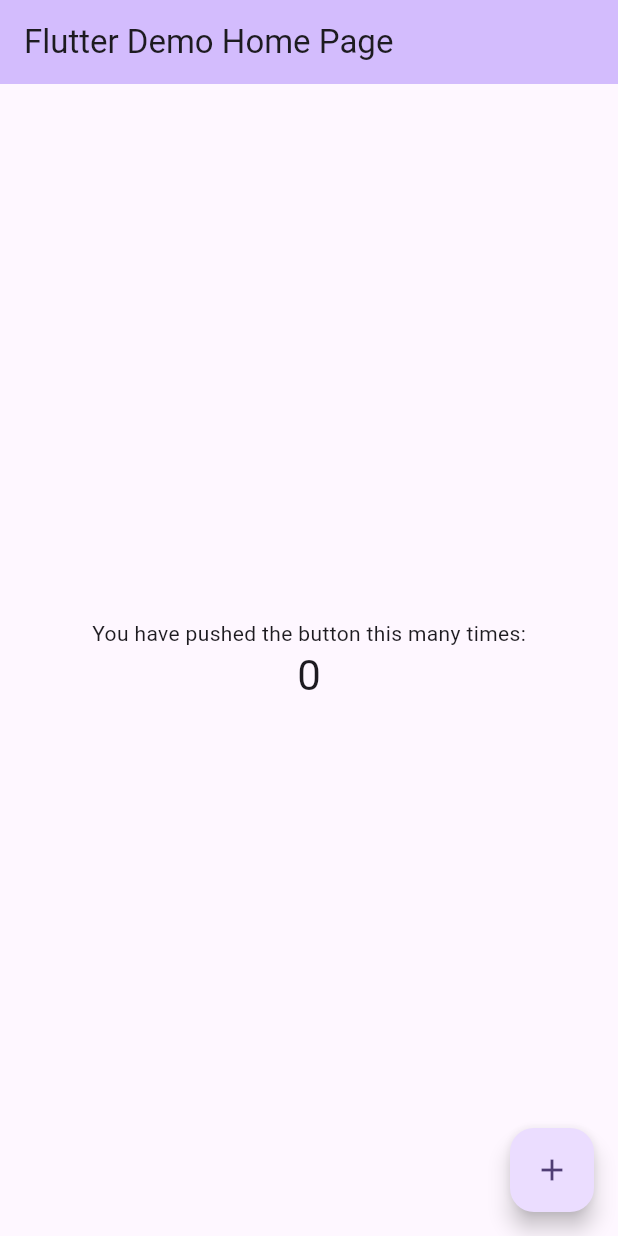
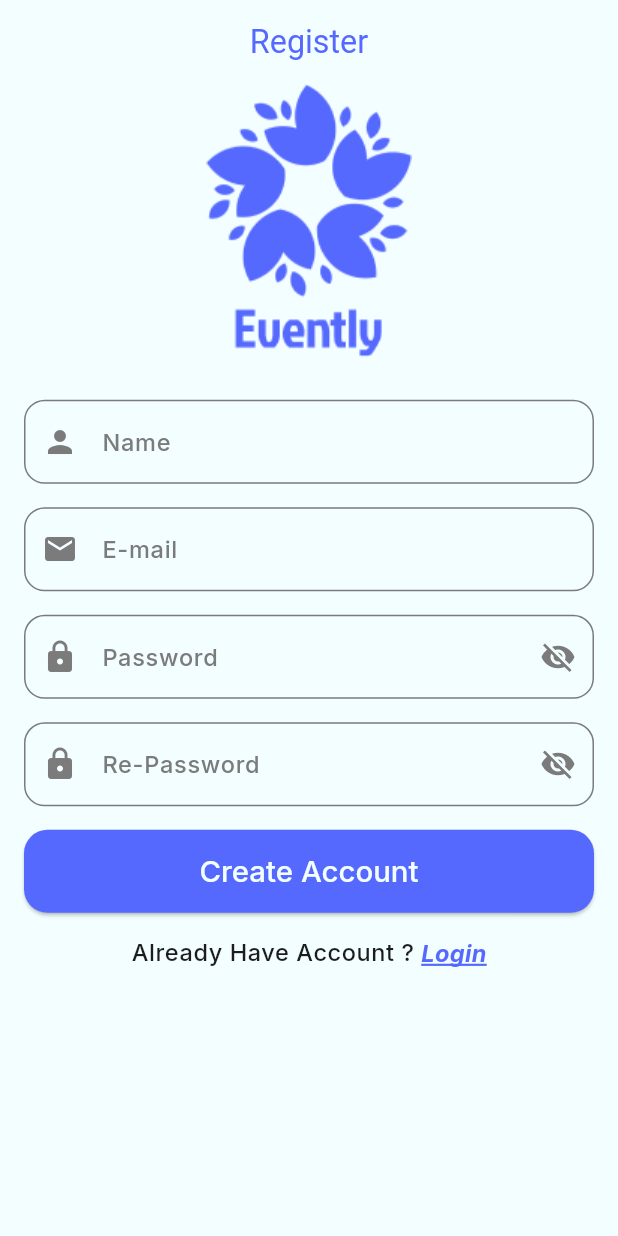
Before and after one commit to muhammedSaadX1/Evently-C16-Sun-Online, a Flutter app: the screen it shows after launch, on a phone screen of 412 x 824 dp. Run offline on Flutter 3.47's test engine with Material 3 defaults, Android fonts, the phone set to English and light mode, and no system bars; our stand-ins replace flutter_screenutil, google_fonts.

Commit message:
finished register ui

```diff
--- /dev/null
+++ b/lib/config/theme/theme_manager.dart
@@ -0,0 +1,58 @@
+import 'package:evently_sun_online/core/resources/colors_manager.dart';
+import 'package:flutter/material.dart';
+import 'package:flutter_screenutil/flutter_screenutil.dart';
+import 'package:google_fonts/google_fonts.dart';
+
+class ThemeManager{
+  static final ThemeData light = ThemeData(
+    appBarTheme: AppBarTheme(
+      backgroundColor: ColorsManager.whiteBlue,
+      foregroundColor: ColorsManager.blue,
+      centerTitle: true,
+      titleTextStyle: GoogleFonts.roboto(fontWeight: FontWeight.w400, color: ColorsManager.blue,fontSize:  22.sp)
+    ),
+    scaffoldBackgroundColor: ColorsManager.whiteBlue,
+    inputDecorationTheme: InputDecorationTheme(
+      enabledBorder: OutlineInputBorder(
+        borderRadius: BorderRadius.circular(14.r),
+        borderSide: BorderSide(color: ColorsManager.grey, width: 1),
+      ),
+      focusedBorder: OutlineInputBorder(
+        borderRadius: BorderRadius.circular(14.r),
+        borderSide: BorderSide(color: ColorsManager.blue, width: 1),
+      ),
+      errorBorder: OutlineInputBorder(
+        borderRadius: BorderRadius.circular(14.r),
+        borderSide: BorderSide(color: ColorsManager.red, width: 1),
+      ),
+      focusedErrorBorder: OutlineInputBorder(
+        borderRadius: BorderRadius.circular(14.r),
+        borderSide: BorderSide(color: ColorsManager.red, width: 1),
+      ),
+      labelStyle: GoogleFonts.inter(
+        fontSize: 16.sp,
+        fontWeight: FontWeight.w500,
+        color: ColorsManager.grey,
+      ),
+
+      prefixIconColor: ColorsManager.grey,
+      suffixIconColor: ColorsManager.grey,
+    ),
+    elevatedButtonTheme: ElevatedButtonThemeData(
+      style: ElevatedButton.styleFrom(
+        padding: REdgeInsets.symmetric(vertical: 16),
+        shape: RoundedRectangleBorder(
+          borderRadius: BorderRadius.circular(16.r)
+        ),
+        backgroundColor: ColorsManager.blue,
+        foregroundColor: ColorsManager.whiteBlue,
+        textStyle: GoogleFonts.inter(fontSize: 20.sp, fontWeight: FontWeight.w500, color: ColorsManager.white)
+
+      )
+    ),
+    textTheme: TextTheme(
+      bodySmall: GoogleFonts.inter(fontSize: 16.sp, fontWeight: FontWeight.w500, color: ColorsManager.black)
+    )
+  );
+  static final ThemeData dark = ThemeData();
+}
--- /dev/null
+++ b/lib/core/resources/assets_manager.dart
@@ -0,0 +1,4 @@
+class ImageAssets{
+  static const String base = "assets/images/";
+  static const String eventlyLogo = "${base}evently_logo.png";
+}
--- /dev/null
+++ b/lib/core/resources/colors_manager.dart
@@ -0,0 +1,10 @@
+import 'package:flutter/material.dart';
+
+abstract class ColorsManager{
+  static const Color whiteBlue = Color(0xFFF2FEFF);
+  static const Color white = Color(0xFFFFFFFF);
+  static const Color blue = Color(0xFF5669FF);
+  static const Color red = Color(0xFFE43E2B);
+  static const Color black = Color(0xFF1C1C1C);
+  static const Color grey = Color(0xFF7B7B7B);
+}
--- /dev/null
+++ b/lib/core/routes_manager/app_routes.dart
@@ -0,0 +1,4 @@
+abstract class AppRoutes{
+  static const String login = '/login';
+  static const String register = '/register';
+}
--- /dev/null
+++ b/lib/core/routes_manager/router.dart
@@ -0,0 +1,18 @@
+import 'package:evently_sun_online/core/routes_manager/app_routes.dart';
+import 'package:evently_sun_online/features/auth/login/login.dart';
+import 'package:evently_sun_online/features/auth/register/register.dart';
+import 'package:flutter/cupertino.dart';
+import 'package:flutter/material.dart';
+
+abstract class RoutesManager{
+  static Route? router(RouteSettings settings){
+    switch(settings.name){
+      case AppRoutes.login:{
+        return CupertinoPageRoute(builder: (context)=> Login());
+      }
+      case AppRoutes.register:{
+        return CupertinoPageRoute(builder: (context)=> Register());
+      }
+    }
+  }
+}
--- /dev/null
+++ b/lib/core/widgets/custom_elevated_button.dart
@@ -0,0 +1,13 @@
+import 'package:flutter/material.dart';
+
+class CustomElevatedButton extends StatelessWidget {
+  const CustomElevatedButton({super.key, required this.text, required this.onPress});
+  final String text;
+  final VoidCallback onPress;
+
+  @override
+  Widget build(BuildContext context) {
+    return                ElevatedButton(onPressed: onPress, child: Text(text));
+
+  }
+}
--- /dev/null
+++ b/lib/core/widgets/custom_text_button.dart
@@ -0,0 +1,27 @@
+import 'package:evently_sun_online/core/resources/colors_manager.dart' show ColorsManager;
+import 'package:flutter/material.dart';
+import 'package:flutter_screenutil/flutter_screenutil.dart';
+import 'package:google_fonts/google_fonts.dart';
+
+class CustomTextButton extends StatelessWidget {
+  const CustomTextButton({super.key, required this.text, required this.onTap});
+final String text;
+final VoidCallback onTap;
+  @override
+  Widget build(BuildContext context) {
+    return  GestureDetector(
+      onTap: onTap,
+      child: Text(
+        text,
+        style: GoogleFonts.inter(
+            fontSize: 16.sp,
+            color: ColorsManager.blue,
+            fontWeight: FontWeight.bold,
+            decorationColor: ColorsManager.blue,
+            decoration: TextDecoration.underline,
+            fontStyle: FontStyle.italic
+        ),
+      ),
+    );
+  }
+}
--- /dev/null
+++ b/lib/core/widgets/custom_text_form_field.dart
@@ -0,0 +1,26 @@
+import 'package:evently_sun_online/core/resources/colors_manager.dart';
+import 'package:flutter/material.dart';
+import 'package:flutter_screenutil/flutter_screenutil.dart';
+import 'package:google_fonts/google_fonts.dart';
+
+class CustomTextFormField extends StatelessWidget {
+  const CustomTextFormField({super.key, required this.labelText,  this.prefixIcon, required this.keyboardType,  this.suffixIcon, this.isSecure = false});
+  final String labelText;
+  final IconData? prefixIcon;
+  final TextInputType keyboardType;
+  final Widget? suffixIcon;
+  final bool isSecure;
+
+  @override
+  Widget build(BuildContext context) {
+    return  TextFormField(
+      obscureText: isSecure,
+      keyboardType: keyboardType,
+      decoration: InputDecoration(
+        labelText: labelText,
+        prefixIcon:prefixIcon == null ? null : Icon(prefixIcon),
+        suffixIcon:  suffixIcon,
+      ),
+    );
+  }
+}
--- /dev/null
+++ b/lib/features/auth/login/login.dart
@@ -0,0 +1,14 @@
+import 'package:flutter/material.dart';
+
+class Login extends StatelessWidget {
+  const Login({super.key});
+  @override
+  Widget build(BuildContext context) {
+    return Scaffold(
+      backgroundColor: Colors.red,
+      appBar: AppBar(
+
+      ),
+    );
+  }
+}
--- /dev/null
+++ b/lib/features/auth/register/register.dart
@@ -0,0 +1,116 @@
+import 'package:evently_sun_online/core/resources/assets_manager.dart';
+import 'package:evently_sun_online/core/resources/colors_manager.dart';
+import 'package:evently_sun_online/core/widgets/custom_elevated_button.dart';
+import 'package:evently_sun_online/core/widgets/custom_text_form_field.dart';
+import 'package:evently_sun_online/features/auth/login/login.dart';
+import 'package:flutter/material.dart';
+import 'package:flutter_screenutil/flutter_screenutil.dart';
+import 'package:google_fonts/google_fonts.dart';
+
+class Register extends StatefulWidget {
+  const Register({super.key});
+
+  @override
+  State<Register> createState() => _RegisterState();
+}
+
+class _RegisterState extends State<Register> {
+  bool securePassword = true;
+  bool secureRePassword = true;
+  @override
+  Widget build(BuildContext context) {
+    return Scaffold(
+      resizeToAvoidBottomInset: false,
+      appBar: AppBar(title: Text("Register")),
+      body: SingleChildScrollView(
+        child: Column(
+          children: [
+            Image.asset(ImageAssets.eventlyLogo),
+
+            Padding(
+              padding:  EdgeInsets.only(left: 16, right: 16, bottom: MediaQuery.of(context).viewInsets.bottom) ,
+
+        child: Column(
+                crossAxisAlignment: CrossAxisAlignment.stretch,
+                children: [
+                  SizedBox(height: 24.h),
+                  CustomTextFormField(
+                    labelText: "Name",
+                    prefixIcon: Icons.person,
+                    keyboardType: TextInputType.name,
+                  ),
+                  SizedBox(height: 16.h),
+                  CustomTextFormField(
+                    labelText: "E-mail",
+                    prefixIcon: Icons.email,
+                    keyboardType: TextInputType.emailAddress,
+                  ),
+                  SizedBox(height: 16.h),
+                  CustomTextFormField(
+                    isSecure: securePassword,
+                    labelText: "Password",
+                    prefixIcon: Icons.lock,
+                    suffixIcon: IconButton(
+                      onPressed:_onTogglePasswordIconClicked,
+                      icon: Icon(securePassword ? Icons.visibility_off: Icons.visibility),
+                    ),
+                    keyboardType: TextInputType.visiblePassword,
+                  ),
+                  SizedBox(height: 16.h),
+                  CustomTextFormField(
+                    isSecure: secureRePassword,
+                    labelText: "Re-Password",
+                    prefixIcon: Icons.lock,
+                    suffixIcon: IconButton(
+                      onPressed: _onToggleRePasswordIconClicked,
+                      icon: Icon(secureRePassword ? Icons.visibility_off: Icons.visibility),
+                    ),
+                    keyboardType: TextInputType.visiblePassword,
+                  ),
+                  SizedBox(height: 16.h),
+                  CustomElevatedButton(text: "Create Account", onPress: () {}),
+                  SizedBox(height: 16.h),
+                  Row(
+                    mainAxisAlignment: MainAxisAlignment.center,
+                    children: [
+                      Text(
+                        "Already Have Account ? ",
+                        style: Theme.of(context).textTheme.bodySmall,
+                      ),
+                      GestureDetector(
+                        onTap: () {},
+                        child: Text(
+                          "Login",
+                          style: GoogleFonts.inter(
+                            fontSize: 16.sp,
+                            color: ColorsManager.blue,
+                            fontWeight: FontWeight.bold,
+                            decorationColor: ColorsManager.blue,
+                            decoration: TextDecoration.underline,
+                            fontStyle: FontStyle.italic
+                          ),
+                        ),
+                      ),
+                    ],
+                  ),
+                ],
+              ),
+            ),
+          ],
+        ),
+      ),
+    );
+  }
+
+
+  void _onTogglePasswordIconClicked(){
+    setState(() {
+      securePassword = !securePassword;
+    });
+  }
+  void _onToggleRePasswordIconClicked(){
+    setState(() {
+      secureRePassword = !secureRePassword;
+    });
+  }
+}
--- a/lib/main.dart
+++ b/lib/main.dart
@@ -1,122 +1,35 @@
+import 'package:evently_sun_online/config/theme/theme_manager.dart';
+import 'package:evently_sun_online/core/routes_manager/app_routes.dart';
+import 'package:evently_sun_online/core/routes_manager/router.dart';
+import 'package:evently_sun_online/features/auth/login/login.dart';
+import 'package:evently_sun_online/features/auth/register/register.dart';
+import 'package:flutter/cupertino.dart';
 import 'package:flutter/material.dart';
+import 'package:flutter_screenutil/flutter_screenutil.dart';
 
-void main() {
-  runApp(const MyApp());
+void main(){
+  runApp(const Evently());
 }
 
-class MyApp extends StatelessWidget {
-  const MyApp({super.key});
+class Evently extends StatelessWidget {
+  const Evently({super.key});
 
-  // This widget is the root of your application.
   @override
   Widget build(BuildContext context) {
-    return MaterialApp(
-      title: 'Flutter Demo',
-      theme: ThemeData(
-        // This is the theme of your application.
-        //
-        // TRY THIS: Try running your application with "flutter run". You'll see
-        // the application has a purple toolbar. Then, without quitting the app,
-        // try changing the seedColor in the colorScheme below to Colors.green
-        // and then invoke "hot reload" (save your changes or press the "hot
-        // reload" button in a Flutter-supported IDE, or press "r" if you used
-        // the command line to start the app).
-        //
-        // Notice that the counter didn't reset back to zero; the application
-        // state is not lost during the reload. To reset the state, use hot
-        // restart instead.
-        //
-        // This works for code too, not just values: Most code changes can be
-        // tested with just a hot reload.
-        colorScheme: ColorScheme.fromSeed(seedColor: Colors.deepPurple),
+    return ScreenUtilInit(
+      designSize:Size(393, 841) ,
+      splitScreenMode: true,
+      minTextAdapt: true,
+      builder:(context, _)=>   MaterialApp(
+        debugShowCheckedModeBanner: false,
+
+        onGenerateRoute: RoutesManager.router,
+        initialRoute: AppRoutes.register,
+        theme: ThemeManager.light,
+        darkTheme: ThemeManager.dark,
+        locale: Locale("en"),
       ),
-      home: const MyHomePage(title: 'Flutter Demo Home Page'),
+
     );
   }
 }
-
-class MyHomePage extends StatefulWidget {
-  const MyHomePage({super.key, required this.title});
-
-  // This widget is the home page of your application. It is stateful, meaning
-  // that it has a State object (defined below) that contains fields that affect
-  // how it looks.
-
-  // This class is the configuration for the state. It holds the values (in this
-  // case the title) provided by the parent (in this case the App widget) and
-  // used by the build method of the State. Fields in a Widget subclass are
-  // always marked "final".
-
-  final String title;
-
-  @override
-  State<MyHomePage> createState() => _MyHomePageState();
-}
-
-class _MyHomePageState extends State<MyHomePage> {
-  int _counter = 0;
-
-  void _incrementCounter() {
-    setState(() {
-      // This call to setState tells the Flutter framework that something has
-      // changed in this State, which causes it to rerun the build method below
-      // so that the display can reflect the updated values. If we changed
-      // _counter without calling setState(), then the build method would not be
-      // called again, and so nothing would appear to happen.
-      _counter++;
-    });
-  }
-
-  @override
-  Widget build(BuildContext context) {
-    // This method is rerun every time setState is called, for instance as done
-    // by the _incrementCounter method above.
-    //
-    // The Flutter framework has been optimized to make rerunning build methods
-    // fast, so that you can just rebuild anything that needs updating rather
-    // than having to individually change instances of widgets.
-    return Scaffold(
-      appBar: AppBar(
-        // TRY THIS: Try changing the color here to a specific color (to
-        // Colors.amber, perhaps?) and trigger a hot reload to see the AppBar
-        // change color while the other colors stay the same.
-        backgroundColor: Theme.of(context).colorScheme.inversePrimary,
-        // Here we take the value from the MyHomePage object that was created by
-        // the App.build method, and use it to set our appbar title.
-        title: Text(widget.title),
-      ),
-      body: Center(
-        // Center is a layout widget. It takes a single child and positions it
-        // in the middle of the parent.
-        child: Column(
-          // Column is also a layout widget. It takes a list of children and
-          // arranges them vertically. By default, it sizes itself to fit its
-          // children horizontally, and tries to be as tall as its parent.
-          //
-          // Column has various properties to control how it sizes itself and
-          // how it positions its children. Here we use mainAxisAlignment to
-          // center the children vertically; the main axis here is the vertical
-          // axis because Columns are vertical (the cross axis would be
-          // horizontal).
-          //
-          // TRY THIS: Invoke "debug painting" (choose the "Toggle Debug Paint"
-          // action in the IDE, or press "p" in the console), to see the
-          // wireframe for each widget.
-          mainAxisAlignment: MainAxisAlignment.center,
-          children: <Widget>[
-            const Text('You have pushed the button this many times:'),
-            Text(
-              '$_counter',
-              style: Theme.of(context).textTheme.headlineMedium,
-            ),
-          ],
-        ),
-      ),
-      floatingActionButton: FloatingActionButton(
-        onPressed: _incrementCounter,
-        tooltip: 'Increment',
-        child: const Icon(Icons.add),
-      ), // This trailing comma makes auto-formatting nicer for build methods.
-    );
-  }
-}
--- a/pubspec.yaml
+++ b/pubspec.yaml
@@ -34,6 +34,8 @@ dependencies:
   # The following adds the Cupertino Icons font to your application.
   # Use with the CupertinoIcons class for iOS style icons.
   cupertino_icons: ^1.0.8
+  google_fonts: ^6.3.1
+  flutter_screenutil: ^5.9.3
 
 dev_dependencies:
   flutter_test:
@@ -58,8 +60,8 @@ flutter:
   uses-material-design: true
 
   # To add assets to your application, add an assets section, like this:
-  # assets:
-  #   - images/a_dot_burr.jpeg
+  assets:
+    - assets/images/
   #   - images/a_dot_ham.jpeg
 
   # An image asset can refer to one or more resolution-specific "variants", see
```
Also changed, not shown: assets/images/2.0x/evently_logo@2x.png (added), assets/images/3.0x/evently_logo@3x.png (added), assets/images/evently_logo.png (added), pubspec.lock.
